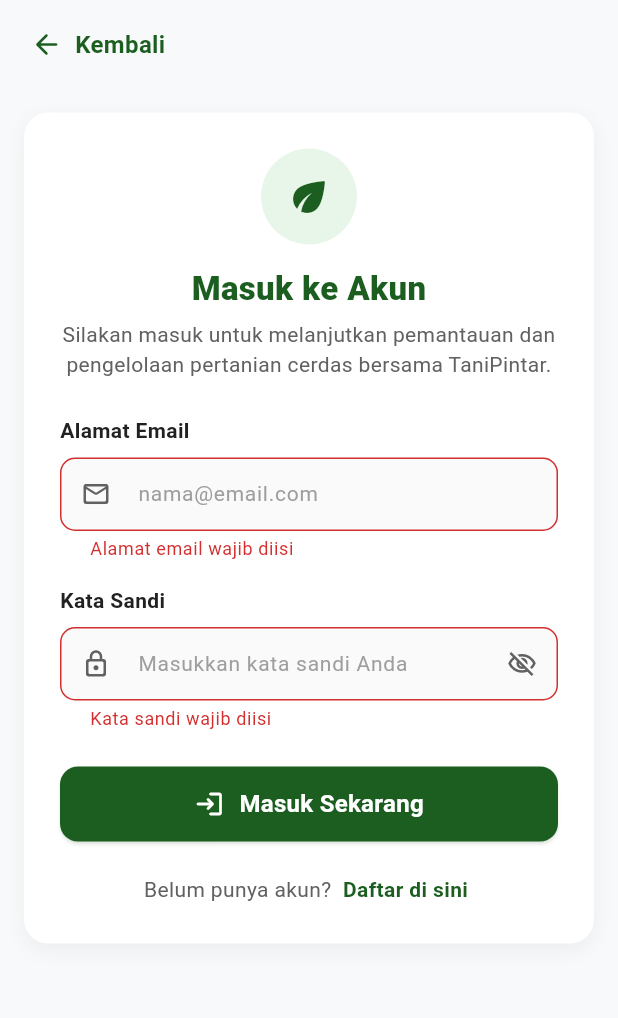
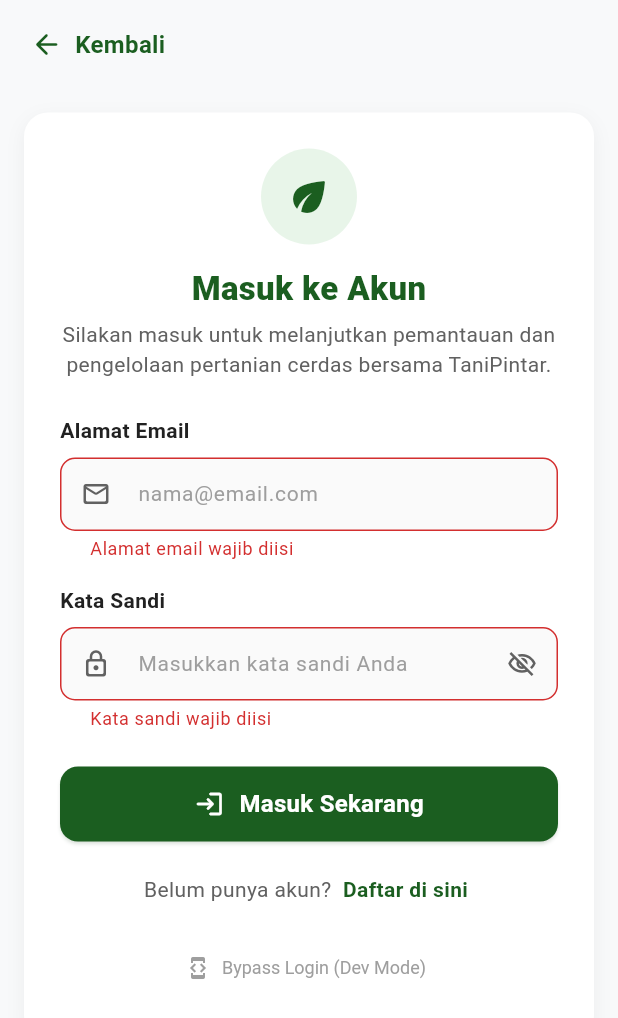
Before and after one commit to eexzzm/capstone-fe, a Flutter app: the screen it shows after launch, after a tap on "Masuk Sekarang", on a phone screen of 412 x 824 dp. Shown: the top 1018 px of the screen. Run offline on Flutter 3.47's test engine with Material 3 defaults, Android fonts, the phone set to English and light mode, and no system bars; our stand-ins replace persistent_bottom_nav_bar; accounts and stored records are empty.

Commit message:
feat: bypass login for temporary development phase

```diff
--- a/lib/main.dart
+++ b/lib/main.dart
@@ -2,6 +2,7 @@ import 'package:flutter/material.dart';
 import 'package:provider/provider.dart';
 import 'modules/auth/views/login_view.dart';
 import 'modules/auth/views/register_view.dart';
+import 'modules/navigation/views/main_screen.dart';
 import 'utils/app_providers.dart';
 import 'utils/colorScheme.dart';
 
@@ -32,6 +33,7 @@ class MyApp extends StatelessWidget {
         routes: {
           LoginView.routeName: (_) => const LoginView(),
           RegisterView.routeName: (_) => const RegisterView(),
+          '/main': (_) => const MainScreen(),
         },
       ),
     );
--- a/lib/modules/auth/views/login_view.dart
+++ b/lib/modules/auth/views/login_view.dart
@@ -69,10 +69,8 @@ class _LoginViewState extends State<LoginView> {
         ),
       );
 
-      // Successfully logged in. Can pop or navigate to dashboard/home.
-      if (Navigator.canPop(context)) {
-        Navigator.pop(context);
-      }
+      // Successfully logged in. Navigate to MainScreen.
+      Navigator.pushReplacementNamed(context, '/main');
     } else {
       final message = authProvider.errorMessage ?? 'Gagal masuk. Periksa kembali email dan kata sandi Anda.';
       ScaffoldMessenger.of(context).showSnackBar(
@@ -198,6 +196,21 @@ class _LoginViewState extends State<LoginView> {
                               );
                             },
                           ),
+                          const SizedBox(height: 16.0),
+                          Center(
+                            child: TextButton.icon(
+                              onPressed: () {
+                                authProvider.devBypassLogin();
+                                Navigator.pushReplacementNamed(context, '/main');
+                              },
+                              icon: const Icon(Icons.developer_mode, size: 16),
+                              label: const Text('Bypass Login (Dev Mode)'),
+                              style: TextButton.styleFrom(
+                                foregroundColor: AppColors.textHint,
+                                textStyle: const TextStyle(fontSize: 12),
+                              ),
+                            ),
+                          ),
                         ],
                       ),
                     ),
```
